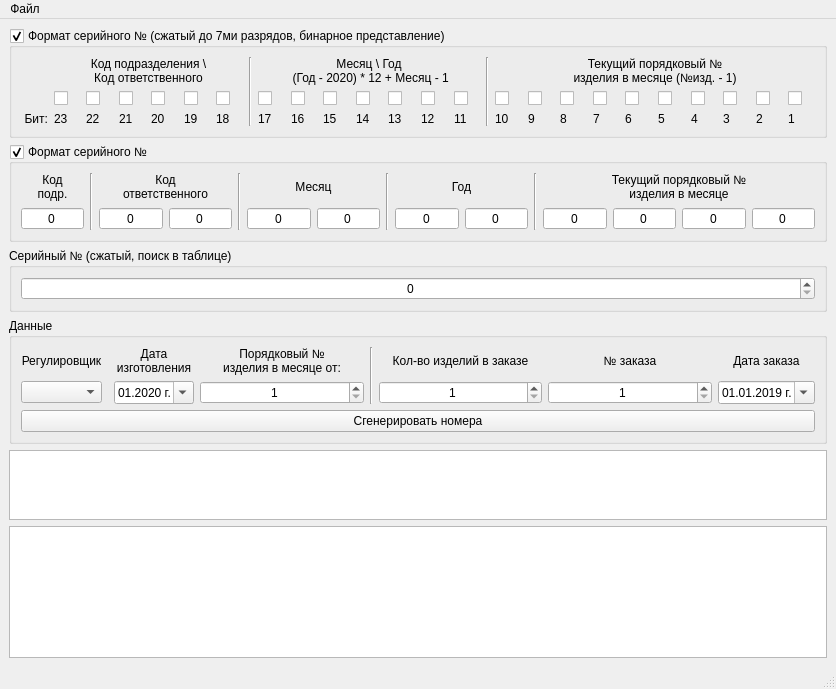
The window that mainwindow.ui (XRay3D/BitHuffman) describes before a commit, drawn with Qt 5.
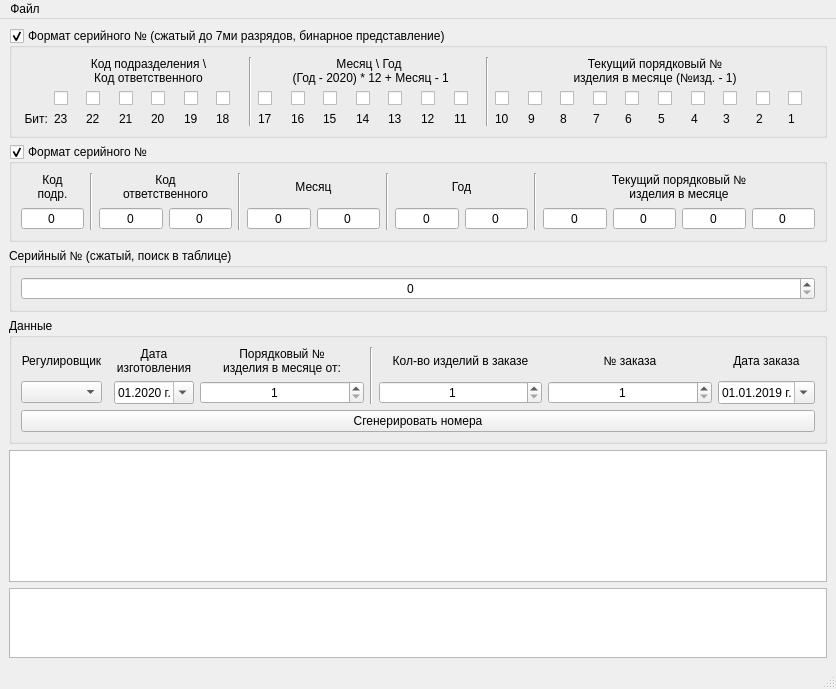
The same window after the commit.

Patch:
```diff
--- a/mainwindow.ui
+++ b/mainwindow.ui
@@ -14,7 +14,7 @@
    <string>Генератор серийных номеров</string>
   </property>
   <widget class="QWidget" name="centralwidget">
-   <layout class="QVBoxLayout" name="verticalLayout" stretch="0,0,0,0,3,0">
+   <layout class="QVBoxLayout" name="verticalLayout" stretch="0,0,0,0,0,3">
     <item>
      <widget class="QGroupBox" name="groupBoxFormatBit">
       <property name="title">
@@ -1035,6 +1035,9 @@
       <property name="alternatingRowColors">
        <bool>true</bool>
       </property>
+      <property name="sortingEnabled">
+       <bool>true</bool>
+      </property>
      </widget>
     </item>
    </layout>
```
Left out of the diff: 5 changed lines with no effect on the pictures.
